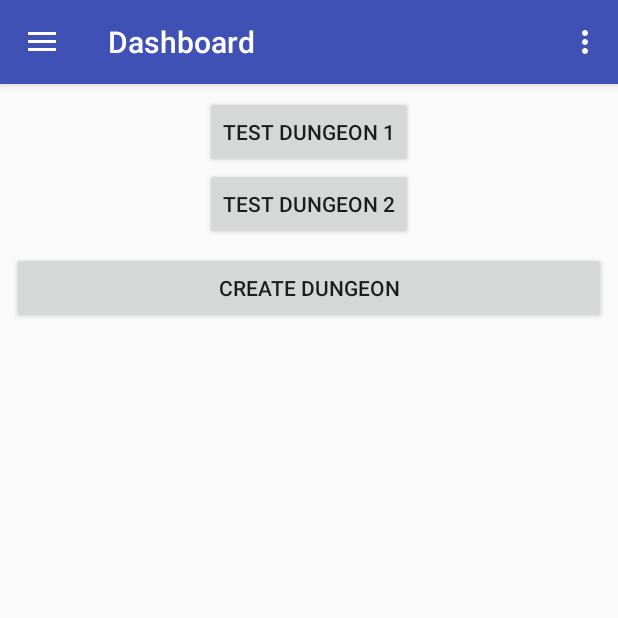
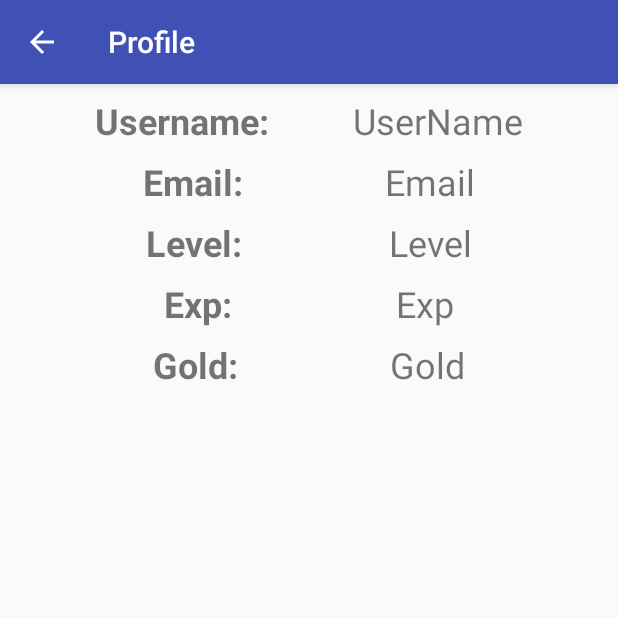
Before and after one commit to Ben10B/grind-for-the-grail, an Android app: the MainActivity screen opened directly, with no data from a screen before it, after a tap on "Account", on a phone screen of 412 x 824 dp, the top half of it. Run offline under Robolectric (Android 15) with nearby library versions, the phone set to English and light mode, and no system bars; 1 other tap on this screen came first.

Commit message:
Auto stash before merge of "master" and "origin/master"
Lots of stuff

```diff
--- a/app/src/main/java/com/abc/myapplication/MainActivity.java
+++ b/app/src/main/java/com/abc/myapplication/MainActivity.java
@@ -141,28 +141,13 @@ public class MainActivity extends AppCompatActivity
         // Handle navigation view item clicks here.
         int id = item.getItemId();
         if(id == R.id.nav_account){
-
-        }else if(id == R.id.nav_sprite){
-
+            startActivity(new Intent(this, ProfileActivity.class));
         }else if(id == R.id.nav_modelInfo){
             startActivity(new Intent(this, FoggModelActivity.class));
         }
         else if(id == R.id.credits){
             startActivity(new Intent(this, CreditsActivity.class));
         }
-//        if (id == R.id.nav_camera) {
-//            // Handle the camera action
-//        } else if (id == R.id.nav_gallery) {
-//
-//        } else if (id == R.id.nav_slideshow) {
-//
-//        } else if (id == R.id.nav_manage) {
-//
-//        } else if (id == R.id.nav_share) {
-//
-//        } else if (id == R.id.nav_send) {
-//
-//        }
 
         DrawerLayout drawer = (DrawerLayout) findViewById(R.id.drawer_layout);
         drawer.closeDrawer(GravityCompat.START);
--- /dev/null
+++ b/app/src/main/java/com/abc/myapplication/ProfileActivity.java
@@ -0,0 +1,13 @@
+package com.abc.myapplication;
+
+import android.support.v7.app.AppCompatActivity;
+import android.os.Bundle;
+
+public class ProfileActivity extends AppCompatActivity {
+
+    @Override
+    protected void onCreate(Bundle savedInstanceState) {
+        super.onCreate(savedInstanceState);
+        setContentView(R.layout.activity_profile);
+    }
+}
--- a/app/src/main/res/layout/activity_greeting.xml
+++ b/app/src/main/res/layout/activity_greeting.xml
@@ -6,7 +6,17 @@
     android:layout_height="match_parent"
     tools:context=".GreetingActivity">
 
+    <ImageView
+        android:id="@+id/imageView2"
+        android:layout_width="wrap_content"
+        android:layout_height="wrap_content"
+        android:scaleType="centerCrop"
+        app:layout_constraintEnd_toEndOf="parent"
+        app:layout_constraintTop_toTopOf="parent"
+        app:srcCompat="@drawable/greetings_activity_img" />
+
     <Button
+        android:theme="@style/AppTheme.Button"
         android:id="@+id/greetingBtn"
         android:layout_width="0dp"
         android:layout_height="wrap_content"
@@ -20,5 +30,23 @@
         app:layout_constraintEnd_toEndOf="parent"
         app:layout_constraintHorizontal_bias="0.0"
         app:layout_constraintStart_toStartOf="parent"
+        app:layout_constraintTop_toTopOf="parent"
+        />
+
+    <TextView
+        android:id="@+id/greetings_textview"
+        android:layout_width="wrap_content"
+        android:layout_height="wrap_content"
+        android:layout_marginEnd="8dp"
+        android:layout_marginLeft="8dp"
+        android:layout_marginRight="8dp"
+        android:layout_marginStart="8dp"
+        android:layout_marginTop="16dp"
+        android:text="Welcome To Grind for the Grail!"
+        android:textSize="24sp"
+        android:textStyle="bold"
+        app:layout_constraintEnd_toEndOf="parent"
+        app:layout_constraintStart_toStartOf="parent"
         app:layout_constraintTop_toTopOf="parent" />
+
 </android.support.constraint.ConstraintLayout>
--- /dev/null
+++ b/app/src/main/res/layout/activity_profile.xml
@@ -0,0 +1,161 @@
+<?xml version="1.0" encoding="utf-8"?>
+<android.support.constraint.ConstraintLayout xmlns:android="http://schemas.android.com/apk/res/android"
+    xmlns:app="http://schemas.android.com/apk/res-auto"
+    xmlns:tools="http://schemas.android.com/tools"
+    android:layout_width="match_parent"
+    android:layout_height="match_parent"
+    tools:context=".ProfileActivity">
+    <TextView
+        android:id="@+id/textView4"
+        android:layout_width="wrap_content"
+        android:layout_height="wrap_content"
+        android:layout_marginLeft="8dp"
+        android:layout_marginStart="8dp"
+        android:layout_marginTop="8dp"
+        android:text="Username:"
+        android:textSize="24sp"
+        android:textStyle="bold"
+        app:layout_constraintEnd_toStartOf="@+id/profile_username_textview"
+        app:layout_constraintHorizontal_bias="0.064"
+        app:layout_constraintStart_toStartOf="parent"
+        app:layout_constraintTop_toTopOf="parent" />
+
+    <TextView
+        android:id="@+id/profile_username_textview"
+        android:layout_width="wrap_content"
+        android:layout_height="wrap_content"
+        android:layout_marginEnd="8dp"
+        android:layout_marginRight="8dp"
+        android:layout_marginTop="8dp"
+        android:text="@string/profile_username"
+        android:textSize="24sp"
+        app:layout_constraintEnd_toEndOf="parent"
+        app:layout_constraintHorizontal_bias="0.5"
+        app:layout_constraintStart_toEndOf="@+id/textView4"
+        app:layout_constraintTop_toTopOf="parent" />
+
+    <TextView
+        android:id="@+id/textView6"
+        android:layout_width="wrap_content"
+        android:layout_height="wrap_content"
+        android:layout_marginLeft="8dp"
+        android:layout_marginStart="8dp"
+        android:layout_marginTop="8dp"
+        android:text="Email:"
+        android:textSize="24sp"
+        android:textStyle="bold"
+        app:layout_constraintEnd_toStartOf="@+id/profile_email_textview"
+        app:layout_constraintHorizontal_bias="0.5"
+        app:layout_constraintStart_toStartOf="parent"
+        app:layout_constraintTop_toBottomOf="@+id/textView4" />
+
+    <TextView
+        android:id="@+id/profile_email_textview"
+        android:layout_width="wrap_content"
+        android:layout_height="wrap_content"
+        android:layout_marginEnd="8dp"
+        android:layout_marginLeft="8dp"
+        android:layout_marginRight="8dp"
+        android:layout_marginStart="8dp"
+        android:layout_marginTop="8dp"
+        android:text="@string/prompt_email"
+        android:textSize="24sp"
+        app:layout_constraintEnd_toEndOf="parent"
+        app:layout_constraintHorizontal_bias="0.5"
+        app:layout_constraintStart_toEndOf="@+id/textView6"
+        app:layout_constraintTop_toBottomOf="@+id/profile_username_textview" />
+
+    <TextView
+        android:id="@+id/textView8"
+        android:layout_width="wrap_content"
+        android:layout_height="wrap_content"
+        android:layout_marginLeft="8dp"
+        android:layout_marginStart="8dp"
+        android:layout_marginTop="8dp"
+        android:text="Level:"
+        android:textSize="24sp"
+        android:textStyle="bold"
+        app:layout_constraintEnd_toStartOf="@+id/profile_level_textview"
+        app:layout_constraintHorizontal_bias="0.5"
+        app:layout_constraintStart_toStartOf="parent"
+        app:layout_constraintTop_toBottomOf="@+id/textView6" />
+
+    <TextView
+        android:id="@+id/profile_level_textview"
+        android:layout_width="wrap_content"
+        android:layout_height="wrap_content"
+        android:layout_marginEnd="8dp"
+        android:layout_marginLeft="8dp"
+        android:layout_marginRight="8dp"
+        android:layout_marginStart="8dp"
+        android:layout_marginTop="8dp"
+        android:text="@string/profile_level"
+        android:textSize="24sp"
+        app:layout_constraintEnd_toEndOf="parent"
+        app:layout_constraintHorizontal_bias="0.5"
+        app:layout_constraintStart_toEndOf="@+id/textView8"
+        app:layout_constraintTop_toBottomOf="@+id/profile_email_textview" />
+
+    <TextView
+        android:id="@+id/textView10"
+        android:layout_width="wrap_content"
+        android:layout_height="wrap_content"
+        android:layout_marginEnd="8dp"
+        android:layout_marginLeft="8dp"
+        android:layout_marginRight="8dp"
+        android:layout_marginStart="8dp"
+        android:layout_marginTop="8dp"
+        android:text="Exp:"
+        android:textSize="24sp"
+        android:textStyle="bold"
+        app:layout_constraintEnd_toStartOf="@+id/profile_exp_textview"
+        app:layout_constraintHorizontal_bias="0.5"
+        app:layout_constraintStart_toStartOf="parent"
+        app:layout_constraintTop_toBottomOf="@+id/textView8" />
+
+    <TextView
+        android:id="@+id/profile_exp_textview"
+        android:layout_width="wrap_content"
+        android:layout_height="wrap_content"
+        android:layout_marginEnd="8dp"
+        android:layout_marginRight="8dp"
+        android:layout_marginTop="8dp"
+        android:text="@string/profile_exp"
+        android:textSize="24sp"
+        app:layout_constraintEnd_toEndOf="parent"
+        app:layout_constraintHorizontal_bias="0.5"
+        app:layout_constraintStart_toEndOf="@+id/textView10"
+        app:layout_constraintTop_toBottomOf="@+id/profile_level_textview" />
+
+    <TextView
+        android:id="@+id/textView12"
+        android:layout_width="wrap_content"
+        android:layout_height="wrap_content"
+        android:layout_marginLeft="8dp"
+        android:layout_marginStart="8dp"
+        android:layout_marginTop="8dp"
+        android:text="Gold:"
+        android:textSize="24sp"
+        android:textStyle="bold"
+        app:layout_constraintEnd_toStartOf="@+id/textView13"
+        app:layout_constraintHorizontal_bias="0.5"
+        app:layout_constraintStart_toStartOf="parent"
+        app:layout_constraintTop_toBottomOf="@+id/textView10" />
+
+    <TextView
+        android:id="@+id/textView13"
+        android:layout_width="wrap_content"
+        android:layout_height="wrap_content"
+        android:layout_marginEnd="8dp"
+        android:layout_marginLeft="8dp"
+        android:layout_marginRight="8dp"
+        android:layout_marginStart="8dp"
+        android:layout_marginTop="8dp"
+        android:text="@string/profile_gold"
+        android:textSize="24sp"
+        app:layout_constraintEnd_toEndOf="parent"
+        app:layout_constraintHorizontal_bias="0.5"
+        app:layout_constraintStart_toEndOf="@+id/textView12"
+        app:layout_constraintTop_toBottomOf="@+id/profile_exp_textview" />
+
+</android.support.constraint.ConstraintLayout>
--- a/app/src/main/res/menu/activity_main_drawer.xml
+++ b/app/src/main/res/menu/activity_main_drawer.xml
@@ -9,10 +9,6 @@
             android:icon="@drawable/ic_profile"
             android:title="Account" />
         <item
-            android:id="@+id/nav_sprite"
-            android:icon="@drawable/ic_sprite"
-            android:title="Sprite" />
-        <item
             android:id="@+id/nav_modelInfo"
             android:icon="@drawable/ic_model_info"
             android:title="Fogg Model Info"
--- a/app/src/main/res/values/colors.xml
+++ b/app/src/main/res/values/colors.xml
@@ -3,4 +3,7 @@
     <color name="colorPrimary">#3F51B5</color>
     <color name="colorPrimaryDark">#303F9F</color>
     <color name="colorAccent">#FF4081</color>
+    <color name="white">#ffffff</color>
+    <color name="black">#000000</color>
+    <color name="darkGrey">#222222</color>
 </resources>
--- a/app/src/main/res/values/strings.xml
+++ b/app/src/main/res/values/strings.xml
@@ -1,5 +1,5 @@
 <resources>
-    <string name="app_name">Grind for the Grail Test</string>
+    <string name="app_name">Grind for the Grail</string>
 
     <!-- Strings related to login -->
     <string name="prompt_email">Email</string>
@@ -17,8 +17,8 @@
     <string name="title_activity_main">Dashboard</string>
     <string name="navigation_drawer_open">Open navigation drawer</string>
     <string name="navigation_drawer_close">Close navigation drawer</string>
-    <string name="nav_header_title">Android Studio</string>
-    <string name="nav_header_subtitle">android.studio@android.com</string>
+    <string name="nav_header_title">Grind for the Grail</string>
+    <string name="nav_header_subtitle">A quest a day keeps hades away.</string>
     <string name="nav_header_desc">Navigation header</string>
     <string name="action_settings">Settings</string>
     <string name="greetingButton">Enter</string>
@@ -62,4 +62,10 @@
     <string name="credits_title">Credits</string>
     <string name="credits_body">Images Provided by Vecteezy.com</string>
     <string name="title_activity_credits">CreditsActivity</string>
+    //-----------------------------------------------------------------------PROFILE STRINGS
+    <string name="profile_username">UserName</string>
+    <string name="profile_exp">Exp</string>
+    <string name="profile_level">Level</string>
+    <string name="profile_gold">Gold</string>
+    <string name="profile_email">Email</string>
 </resources>
--- a/app/src/main/res/values/styles.xml
+++ b/app/src/main/res/values/styles.xml
@@ -15,5 +15,9 @@
     <style name="AppTheme.AppBarOverlay" parent="ThemeOverlay.AppCompat.Dark.ActionBar" />
 
     <style name="AppTheme.PopupOverlay" parent="ThemeOverlay.AppCompat.Light" />
+    <style name="AppTheme.Button" parent="Widget.AppCompat.Button.Colored">
+        <item name="colorButtonNormal">@color/colorPrimary</item>
+        <item name="android:textColor">@color/white</item>
+    </style>
 
 </resources>
```
Also changed, not shown: app/src/main/AndroidManifest.xml (+14 -5 lines), app/src/main/res/drawable/greetings_activity_img.jpg (added), app/src/main/res/drawable/main_activity_background.png (added).
